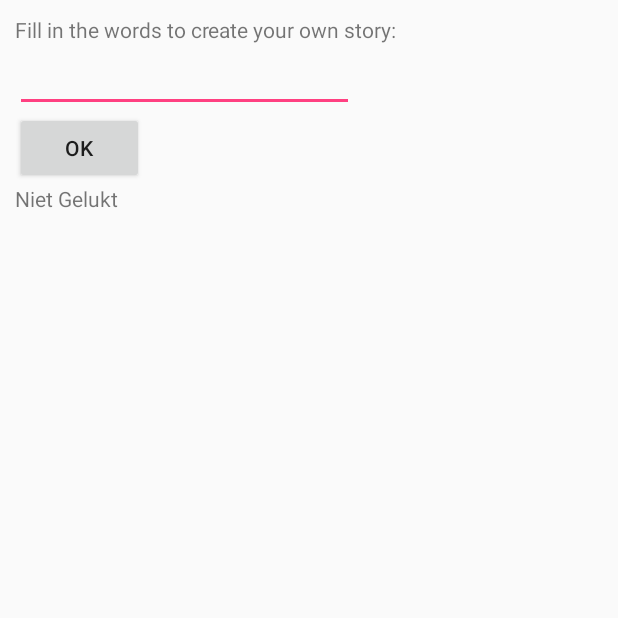
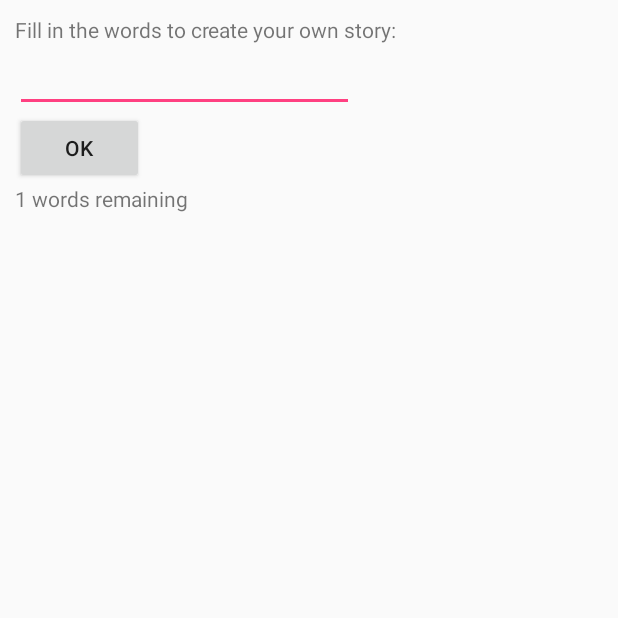
Before and after one commit to tcjverburg/Madlabs, an Android app: the WordInput screen opened directly, with no data from a screen before it, after a tap on "OK", on a phone screen of 412 x 824 dp, the top half of it. Run offline under Robolectric (Android 15) with nearby library versions, the phone set to English and light mode, and no system bars; 1 statement that could not run was skipped.

Commit message:
Final Story java and xml made. Word Input near completion.

```diff
--- a/app/src/main/AndroidManifest.xml
+++ b/app/src/main/AndroidManifest.xml
@@ -20,7 +20,10 @@
             </intent-filter>
         </activity>
         <activity android:name=".WordInput"
-            android:label="InputWords"
+        android:label="InputWords"
+        />
+        <activity android:name=".FinalStory"
+            android:label="Final story"
             />
     </application>
 
--- a/app/src/main/java/com/example/gebruiker/madlabs/MainActivity.java
+++ b/app/src/main/java/com/example/gebruiker/madlabs/MainActivity.java
@@ -15,8 +15,9 @@ public class MainActivity extends AppCompatActivity {
 
     public void onClick(View view) {
         Intent getNameScreen = new Intent(this, WordInput.class);
-        final int result=1;
         getNameScreen.putExtra("callingActivity", "MainActivity");
         startActivity(getNameScreen);
+
+
     }
 }
--- a/app/src/main/java/com/example/gebruiker/madlabs/Story.java
+++ b/app/src/main/java/com/example/gebruiker/madlabs/Story.java
@@ -1,28 +1,7 @@
 package com.example.gebruiker.madlabs;
 
-/*
- * Story.java
- * Madlibs
- *
- * Created by Hella Haanstra on April 15, 2016
- *
- * Based on: CS 193A, Marty Stepp
- *
- * This class represents a Mad Libs story that comes from a text file.
- * You can construct it and pass an input stream or Scanner to read the story text.
- * After constructing it, you can ask it for each placeholder by calling
- *  getNextPlaceholder, then filling in that placeholder by calling fillInPlaceholder.
- * To see how many placeholders are left, use the methods
- *  getPlaceholderRemainingCount and isFilledIn.
- * You can get the story's text by calling its toString method.
- * A Story is Serializable, so it can be packed into an Intent as "extra" data.
- */
-
-// !YOU MAY WANT TO CHANGE THE PACKAGE BELOW SO THAT IT MATCHES YOUR PROJECT'S PACKAGE!
-
-
-        import java.io.*;
-        import java.util.*;
+import java.io.*;
+import java.util.*;
 
 public class Story implements Serializable {
     private String text;                 // text of the story
@@ -40,7 +19,9 @@ public class Story implements Serializable {
     }
 
     /** constructs a new Story reading its text from the given input stream */
-
+    public Story(InputStream stream) {
+        read(stream);
+    }
 
     /** resets the story back to an empty initial state */
     public void clear() {
--- a/app/src/main/java/com/example/gebruiker/madlabs/WordInput.java
+++ b/app/src/main/java/com/example/gebruiker/madlabs/WordInput.java
@@ -5,11 +5,9 @@ import android.app.Activity;
 import android.content.Intent;
 import android.os.Bundle;
 import android.view.View;
+import android.widget.EditText;
 import android.widget.TextView;
 
-import java.io.File;
-import java.io.FileInputStream;
-import java.io.FileNotFoundException;
 import java.io.IOException;
 import java.io.InputStream;
 
@@ -19,9 +17,7 @@ import java.io.InputStream;
 
 
 public class WordInput extends Activity {
-
-    private TextView firsttextview;
-
+    public Story story;
 
 
     @Override
@@ -31,30 +27,42 @@ public class WordInput extends Activity {
         Intent activityThatCalled = getIntent();
         String previousActivity = (String) activityThatCalled.getExtras().get("callingActivity");
         setContentView(R.layout.activity_word_input);
+        runInitial();
+    }
+
+    public String getUserInput()
+    {
+        EditText inputText = (EditText) findViewById((R.id.user_input));
+        return String.valueOf(inputText.getText());
+    }
+
+    public Story runInitial(){
+        InputStream stream = main();
+        return story = new Story(stream);
+    }
+
+    public void OnSendUserInput(View view) throws IOException {
+
+        String placeholder = story.getNextPlaceholder();
+        String newWord = getUserInput();
+        story.fillInPlaceholder(newWord);
+        int tel = story.getPlaceholderRemainingCount();
+        TextView firsttextview = (TextView) findViewById(R.id.remaining_words);
+        firsttextview.setText(tel + " words remaining");
+        if (tel==0){
+            Intent getNameScreen = new Intent(this, FinalStory.class);
+            getNameScreen.putExtra("finalStory", story);
+            startActivity(getNameScreen);
+        }
+
 
 
     }
 
-    public void OnSendUserInput(View view) throws IOException {
-        InputStream scan = main();
-
+    public InputStream main()
+    {
+            InputStream stream = getResources().openRawResource(R.raw.madlib0_simple);
+            return stream;
     }
 
-    public InputStream main() throws IOException
-    {
-        try {
-            InputStream stream = new FileInputStream(new File("res.raw.madlib1_tarzan"));
-            TextView firsttextview = (TextView) findViewById(R.id.remaining_words);
-            firsttextview.setText("Gelukt");
-            return stream;
-        } catch (FileNotFoundException e) {
-            e.printStackTrace();
-            TextView firsttextview = (TextView) findViewById(R.id.remaining_words);
-            firsttextview.setText("Niet Gelukt");
-        }
-        return null;
-    }
-
-
-
 }
--- /dev/null
+++ b/app/src/main/res/layout/final_story.xml
@@ -0,0 +1,6 @@
+<?xml version="1.0" encoding="utf-8"?>
+<LinearLayout xmlns:android="http://schemas.android.com/apk/res/android"
+    android:orientation="vertical" android:layout_width="match_parent"
+    android:layout_height="match_parent">
+
+</LinearLayout>
```
Also changed, not shown: app/src/main/java/com/example/gebruiker/madlabs/FinalStory.java (added, +15 -0 lines).
